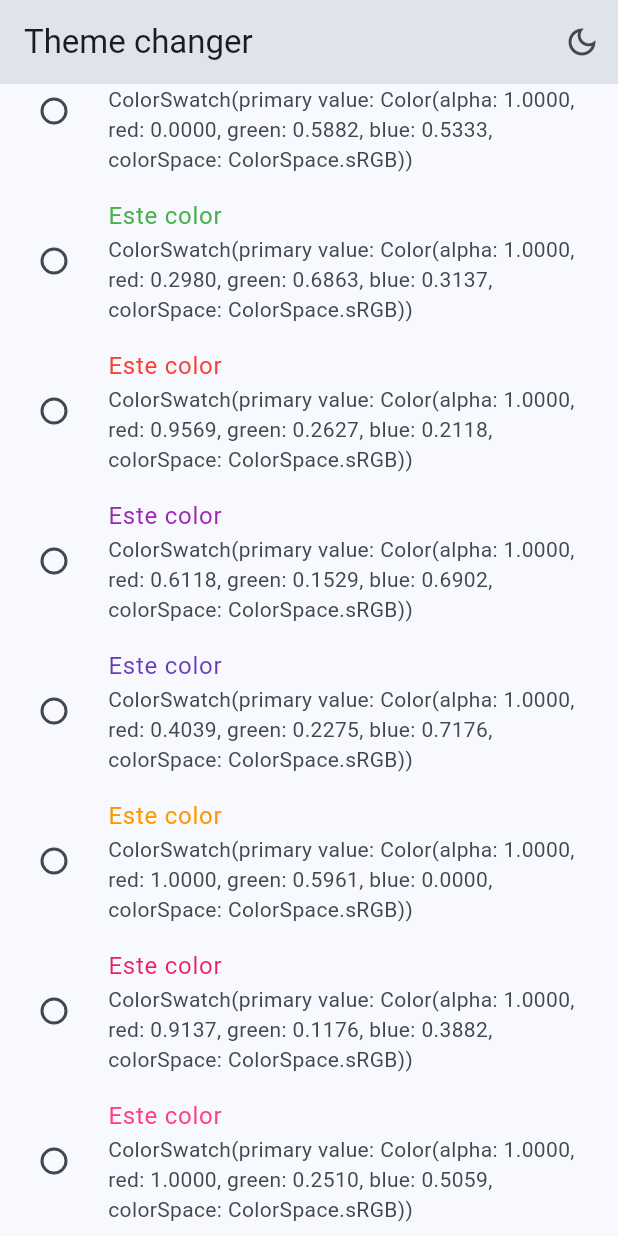
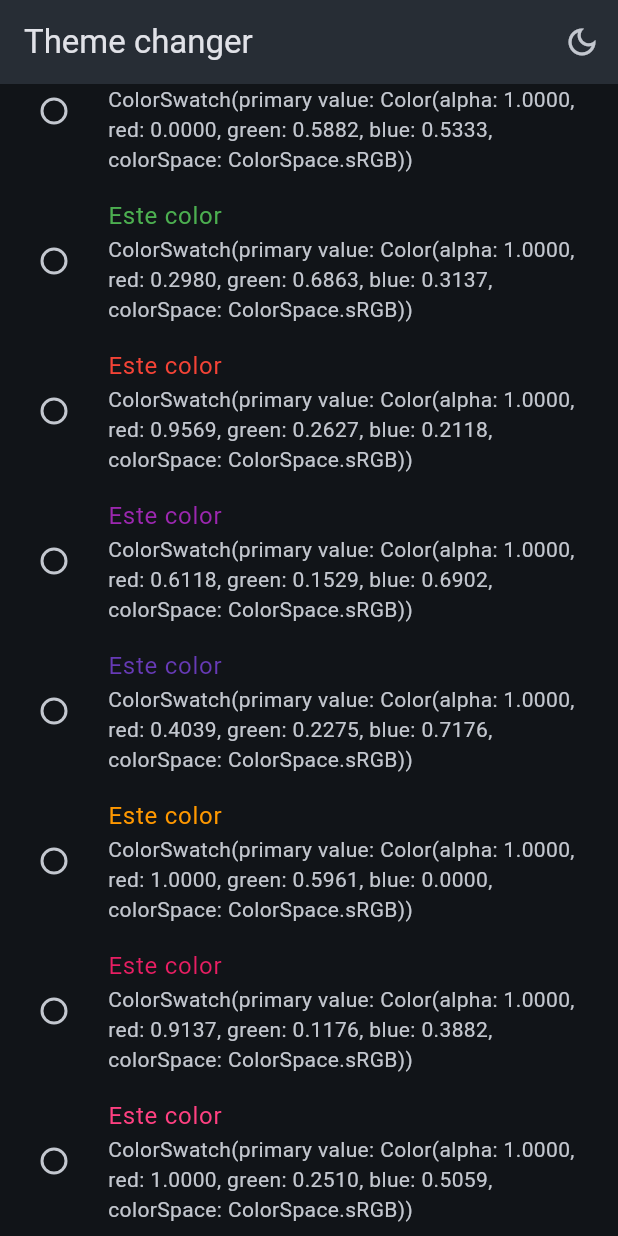
Before and after one commit to rmoreno-software/cursos, a Flutter app: the ThemeChanger screen opened by its route, scrolled down 132 dp, after a tap on the "light mode" icon, on a phone screen of 412 x 824 dp. Run offline on Flutter 3.47's test engine with Material 3 defaults, Android fonts, the phone set to English and light mode, and no system bars; our stand-ins replace animate_do, dio, flutter_riverpod, go_router, video_player.

Commit message:
S11 - Usar el StateNotifier

```diff
--- a/Flutter/widgets_app/lib/config/theme/app_theme.dart
+++ b/Flutter/widgets_app/lib/config/theme/app_theme.dart
@@ -33,4 +33,12 @@ class AppTheme {
       )
     );
 
+  AppTheme copyWith({
+    int? selectedColor,
+    bool? isDarkMode
+  }) => AppTheme(
+    selectedColor: selectedColor ?? this.selectedColor,
+    isDarkMode: isDarkMode ?? this.isDarkMode
+  );
+
 }
--- a/Flutter/widgets_app/lib/presentation/providers/theme_provider.dart
+++ b/Flutter/widgets_app/lib/presentation/providers/theme_provider.dart
@@ -20,11 +20,10 @@ class ThemeNotifier extends StateNotifier<AppTheme> {
   ThemeNotifier(): super( AppTheme());
 
   void toggleDarkmode() {
-
+    state = state.copyWith( isDarkMode: !state.isDarkMode);
   }
 
   void changeColorIndex( int colorIndex ) {
-
   }
 
 }
--- a/Flutter/widgets_app/lib/presentation/screens/theme_changer/theme_changer.dart
+++ b/Flutter/widgets_app/lib/presentation/screens/theme_changer/theme_changer.dart
@@ -11,7 +11,7 @@ class ThemeChanger extends ConsumerWidget {
   @override
   Widget build(BuildContext context, WidgetRef ref) {
 
-    final bool isDarkMode = ref.watch( isDarkModeProvider );
+    final bool isDarkMode = ref.watch( themeNotifierProvider ).isDarkMode;
 
     return Scaffold(
       appBar: AppBar(
@@ -20,7 +20,8 @@ class ThemeChanger extends ConsumerWidget {
           IconButton(
             icon: Icon( isDarkMode ? Icons.dark_mode_outlined : Icons.light_mode_outlined),
             onPressed: () {
-              ref.read(isDarkModeProvider.notifier).update((state) => !state);
+              // ref.read(isDarkModeProvider.notifier).update((state) => !state);
+              ref.read(themeNotifierProvider.notifier).toggleDarkmode();
             },
           )
         ]
```
